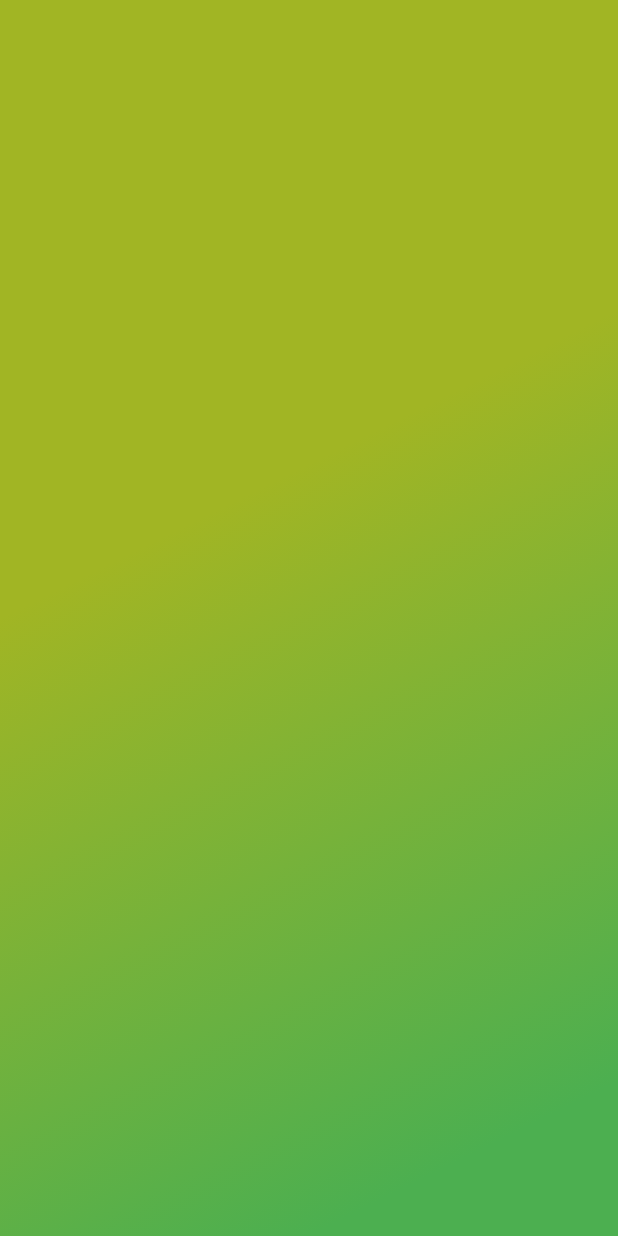
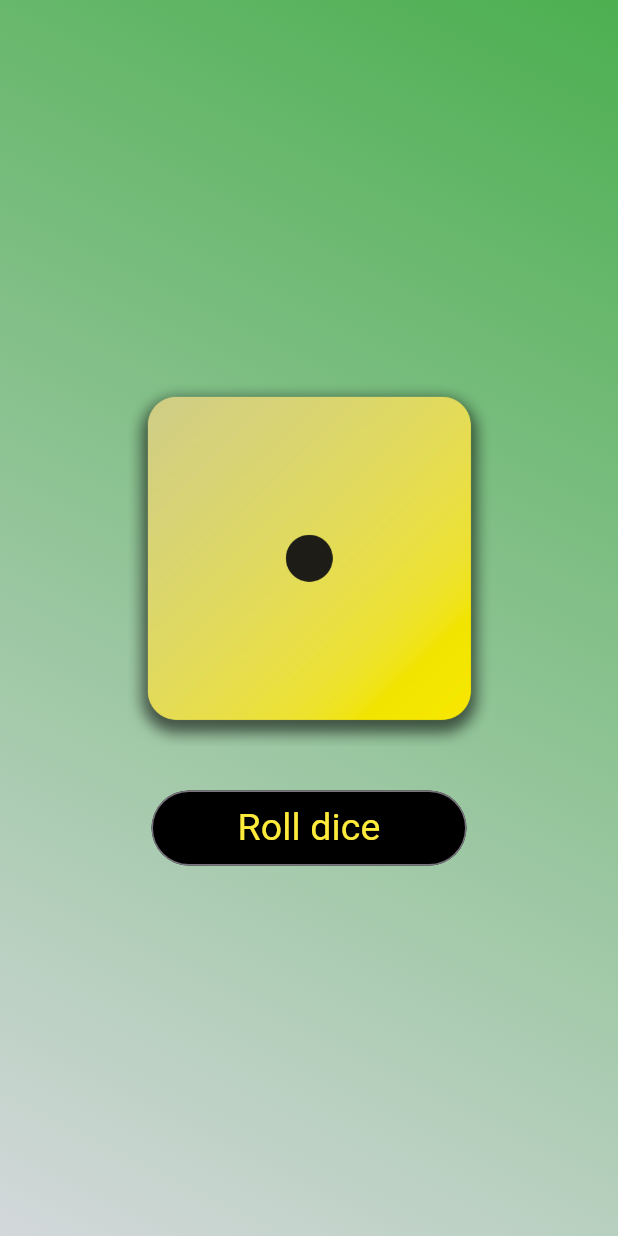
Before and after one commit to lukaszgrajczyk/rool_dice_app, a Flutter app: the screen it shows after launch, on a phone screen of 412 x 824 dp. Run offline on Flutter 3.47's test engine with Material 3 defaults, Android fonts, the light colour scheme and no system bars.

Commit message:
Roll dice add randomizer

```diff
--- a/lib/background_app.dart
+++ /dev/null
@@ -1,20 +0,0 @@
-import 'package:flutter/material.dart';
-
-class Background extends StatelessWidget {
-  const Background({
-    super.key,
-  });
-
-  @override
-  Widget build(BuildContext context) {
-    return Container(
-      decoration: const BoxDecoration(
-        gradient: LinearGradient(
-          colors: [Colors.green, Color.fromARGB(255, 161, 181, 36)],
-          begin: Alignment.bottomCenter,
-          end: Alignment.centerLeft,
-        ),
-      ),
-    );
-  }
-}
--- a/lib/main.dart
+++ b/lib/main.dart
@@ -1,4 +1,6 @@
 import 'package:flutter/material.dart';
+
+import 'package:rool_dice_app/main_page.dart';
 
 void main() {
   runApp(const MyApp());
@@ -12,47 +14,7 @@ class MyApp extends StatelessWidget {
     return MaterialApp(
       title: 'Flutter First App',
       theme: ThemeData(useMaterial3: true),
-      home: const HomePage(),
+      home: const MainPage(), //mainPage
     );
   }
 }
-
-class HomePage extends StatelessWidget {
-  const HomePage({
-    super.key,
-  });
-
-  @override
-  Widget build(BuildContext context) {
-    return Container(
-      decoration: const BoxDecoration(
-        gradient: LinearGradient(
-          colors: [Colors.green, Color.fromARGB(255, 161, 181, 36)],
-          begin: Alignment.bottomCenter,
-          end: Alignment.centerLeft,
-        ),
-      ),
-    );
-  }
-}
-
-
-
-
-
-
-
-
-  //     child: Center(
-  //       child: Column(
-  //         mainAxisSize: MainAxisSize.min,
-  //         mainAxisAlignment: MainAxisAlignment.center,
-  //         children: [
-  //           Image.asset(width: 250, 'assets/images/dice-1.png'),
-  //           const SizedBox(height: 20),
-  //           const Button(), //button class customization
-  //         ],
-  //       ),
-  //     ),
-  //   );
-  // }
--- /dev/null
+++ b/lib/main_page.dart
@@ -0,0 +1,68 @@
+import 'dart:math';
+
+import 'package:flutter/material.dart';
+import 'package:rool_dice_app/styled_text.dart';
+
+var randomizer = Random(); //losowanko
+
+class MainPage extends StatefulWidget {
+  const MainPage({super.key});
+
+  @override
+  State<MainPage> createState() => _MainPageState();
+}
+
+class _MainPageState extends State<MainPage> {
+  var activeImage = 1;
+
+  void rolldice() {
+    setState(
+      () {
+        activeImage = randomizer.nextInt(5) + 1;
+      },
+    );
+  }
+
+  @override
+  Widget build(BuildContext context) {
+    return Scaffold(
+      body: Center(
+        child: Container(
+          decoration: const BoxDecoration(
+            gradient: LinearGradient(
+              begin: Alignment.bottomLeft,
+              end: Alignment.topRight,
+              colors: [
+                Color.fromARGB(255, 211, 216, 219),
+                Colors.green,
+              ],
+            ),
+          ),
+          width: double.infinity,
+          height: double.infinity,
+          child: Column(
+            mainAxisSize: MainAxisSize.min,
+            mainAxisAlignment: MainAxisAlignment.center,
+            children: [
+              Image.asset(
+                  //assets/images/dice-6.png
+                  width: 250,
+                  'assets/images/dice-$activeImage.png'), //1,2,3,4
+              const SizedBox(height: 30),
+              OutlinedButton(
+                style: OutlinedButton.styleFrom(
+                    fixedSize: const Size(210, 50),
+                    foregroundColor: Colors.yellow,
+                    backgroundColor: Colors.black),
+                onPressed: rolldice,
+                child: const StyledText(),
+
+                //button class customization
+              ),
+            ],
+          ),
+        ),
+      ),
+    );
+  }
+}
--- /dev/null
+++ b/lib/styled_text.dart
@@ -0,0 +1,15 @@
+import 'package:flutter/material.dart';
+
+class StyledText extends StatelessWidget {
+  const StyledText({
+    super.key,
+  });
+
+  @override
+  Widget build(BuildContext context) {
+    return const Text(
+      'Roll dice',
+      style: TextStyle(fontSize: 25, fontWeight: FontWeight.normal),
+    );
+  }
+}
```
Also changed, not shown: lib/button.dart (deleted, +0 -22 lines).
